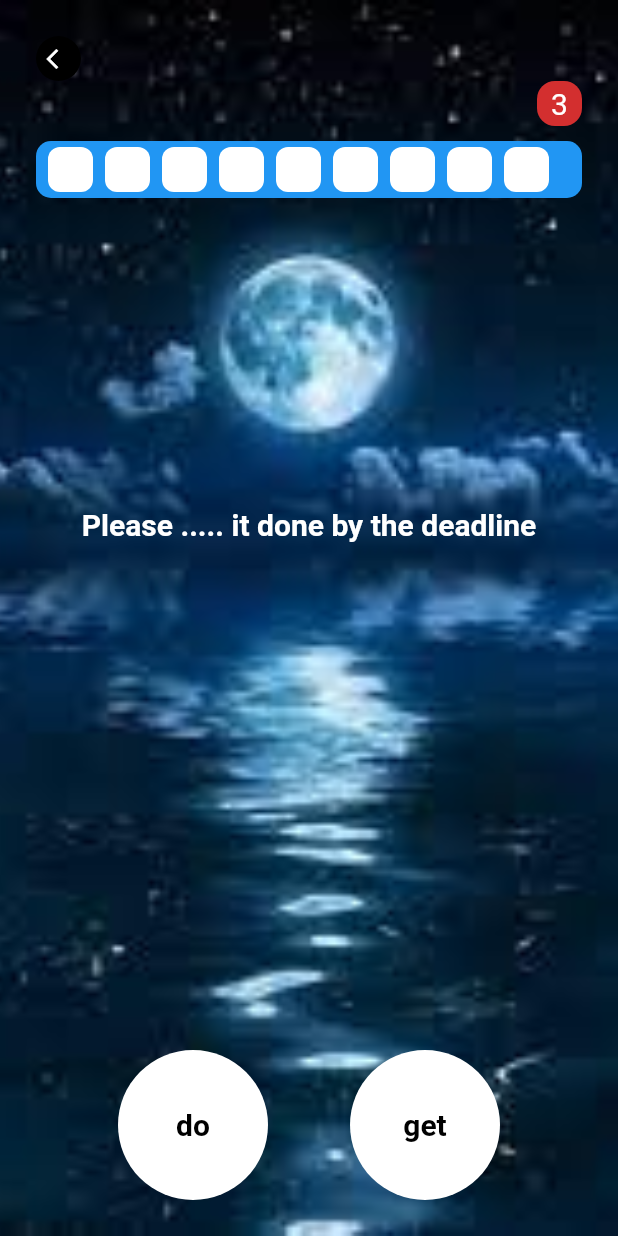
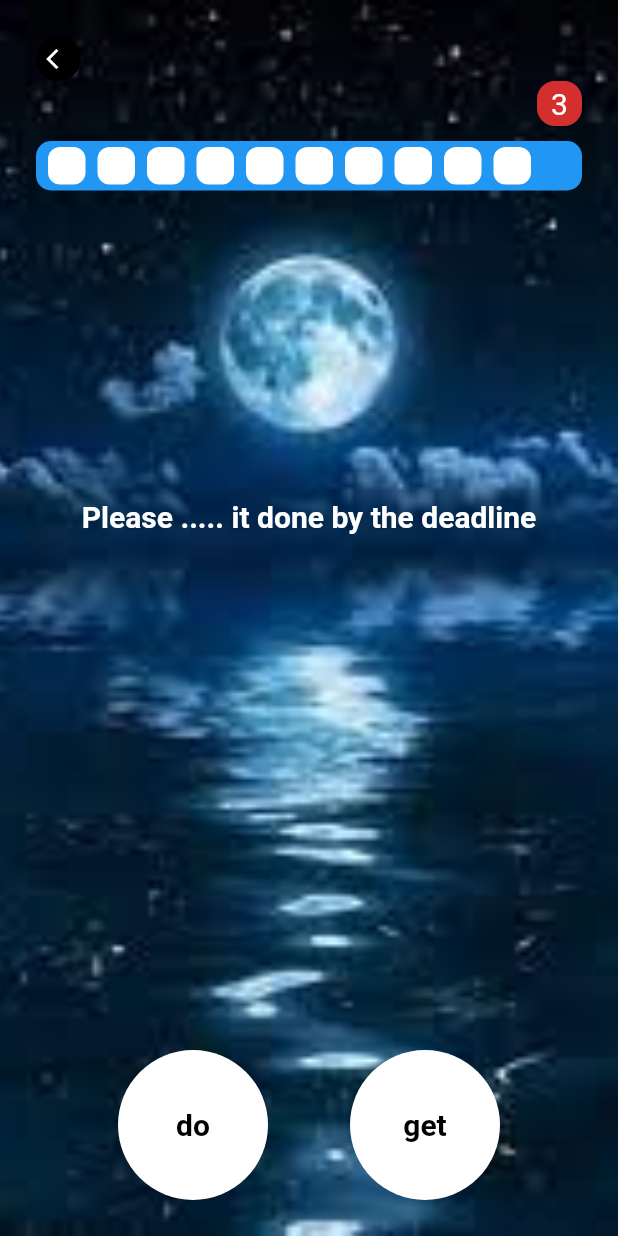
Before and after one commit to ngochien97/minigame, a Flutter app: the PlayGame screen opened directly, on a phone screen of 412 x 824 dp. Run offline on Flutter 3.47's test engine with Material 2 defaults, Android fonts, the phone set to English and light mode, and no system bars.

Commit message:
Update PlayGame.dart

```diff
--- a/lib/Screens/PlayGame.dart
+++ b/lib/Screens/PlayGame.dart
@@ -19,28 +19,32 @@ class _PlayGameState extends State<PlayGame> {
 
   // String show = Questions[index];
 
-  // List<Questions> data = [
-  //   Questions(
-  //     question: 'Do you want to ......?',
-  //     answertrue: 'do',
-  //     answerfalse: 'get',
-  //   ),
-  //   Questions(
-  //     question: 'I am ...... TV?',
-  //     answertrue: ' going to watch',
-  //     answerfalse: 'going to play',
-  //   ),
-  //   Questions(
-  //     question: 'It is a ...... day',
-  //     answertrue: 'sunny',
-  //     answerfalse: 'shiny',
-  //   ),
-  //   Questions(
-  //     question: 'She ...... on the fence when she fell down',
-  //     answertrue: 'was sitting',
-  //     answerfalse: 'was catching',
-  //   ),
-  // ];
+  List<Questions> data = [
+    Questions(
+      question: 'Do you want to ......?',
+      answerone: 'do',
+      answertwo: 'get',
+      answertrue: 'do',
+    ),
+    Questions(
+      question: 'I am ...... TV?',
+      answerone: ' going to watch',
+      answertwo: 'going to play',
+      answertrue: 'going to watch',
+    ),
+    Questions(
+      question: 'It is a ...... day',
+      answerone: 'sunny',
+      answertwo: 'shiny',
+      answertrue: 'sunny',
+    ),
+    Questions(
+      question: 'She ...... on the fence when she fell down',
+      answerone: 'was sitting',
+      answertwo: 'was catching',
+      answertrue: 'was sitting',
+    ),
+  ];
 
   @override
   Widget build(BuildContext context) {
@@ -103,13 +107,15 @@ class _PlayGameState extends State<PlayGame> {
               SizedBox(height: 10),
               Container(
                 padding: EdgeInsets.fromLTRB(8, 4, 8, 4),
-                height: 38,
+                height: 33,
+                width: MediaQuery.of(context).size.width,
                 decoration: BoxDecoration(
                   color: Colors.blue[500],
                   borderRadius: BorderRadius.circular(10),
                 ),
                 child: Row(
                   children: [
+                    box(),
                     box(),
                     box(),
                     box(),
@@ -203,7 +209,7 @@ class box extends StatelessWidget {
   Widget build(BuildContext context) {
     return Container(
       margin: EdgeInsets.only(right: 8),
-      width: 30,
+      width: 25,
       decoration: BoxDecoration(
         color: Colors.white,
         borderRadius: BorderRadius.circular(8),
@@ -212,14 +218,16 @@ class box extends StatelessWidget {
   }
 }
 
-// class Questions {
-//   String question;
-//   String answertrue;
-//   String answerfalse;
+class Questions {
+  String question;
+  String answerone;
+  String answertwo;
+  String answertrue;
 
-//   Questions({
-//     required this.question,
-//     required this.answertrue,
-//     required this.answerfalse,
-//   });
-// }
+  Questions({
+    required this.question,
+    required this.answertrue,
+    required this.answerone,
+    required this.answertwo,
+  });
+}
```
